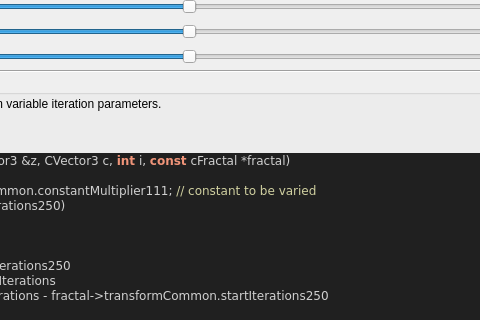
Above: mandelbulber2/formula/ui/fractal_transf_add_cpixel_vary_v1.ui from buddhi1980/mandelbulber2 before the change; both pictures show x 270 to 750 and y 107 to 427 of the 880 by 799 pixel window. Below: the same form after it.
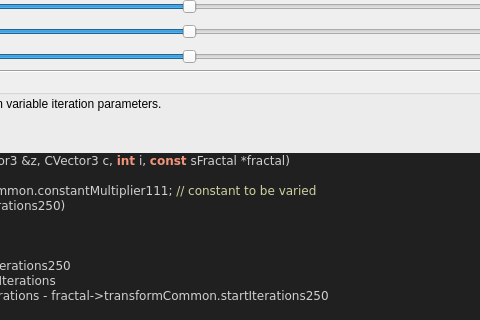
That is the form after the change. Custom widgets are drawn as their Qt base class.

```diff
--- a/mandelbulber2/formula/ui/fractal_transf_add_cpixel_vary_v1.ui
+++ b/mandelbulber2/formula/ui/fractal_transf_add_cpixel_vary_v1.ui
@@ -490,7 +490,7 @@
 &lt;/table&gt;
 &lt;h3&gt;Code&lt;/h3&gt;
 &lt;body style=&quot;background-color:#202020&quot;&gt;
-&lt;pre style=&quot;color:#d0d0d0; background-color:#202020;  font-family:'Courier New',monospace;&quot;&gt;&lt;span style=&quot;color:#f09479; font-weight:bold&quot;&gt;void&lt;/span&gt; &lt;span style=&quot;color:#e47eed&quot;&gt;TransfAddCpixelVaryV1Iteration&lt;/span&gt;&lt;span style=&quot;color:#d0d0d0&quot;&gt;(&lt;/span&gt;CVector3 &lt;span style=&quot;color:#d0d0d0&quot;&gt;&amp;amp;&lt;/span&gt;z&lt;span style=&quot;color:#d0d0d0&quot;&gt;,&lt;/span&gt; CVector3 c&lt;span style=&quot;color:#d0d0d0&quot;&gt;,&lt;/span&gt; &lt;span style=&quot;color:#f09479; font-weight:bold&quot;&gt;int&lt;/span&gt; i&lt;span style=&quot;color:#d0d0d0&quot;&gt;,&lt;/span&gt; &lt;span style=&quot;color:#f09479; font-weight:bold&quot;&gt;const&lt;/span&gt; cFractal &lt;span style=&quot;color:#d0d0d0&quot;&gt;*&lt;/span&gt;fractal&lt;span style=&quot;color:#d0d0d0&quot;&gt;)&lt;/span&gt;
+&lt;pre style=&quot;color:#d0d0d0; background-color:#202020;  font-family:'Courier New',monospace;&quot;&gt;&lt;span style=&quot;color:#f09479; font-weight:bold&quot;&gt;void&lt;/span&gt; &lt;span style=&quot;color:#e47eed&quot;&gt;TransfAddCpixelVaryV1Iteration&lt;/span&gt;&lt;span style=&quot;color:#d0d0d0&quot;&gt;(&lt;/span&gt;CVector3 &lt;span style=&quot;color:#d0d0d0&quot;&gt;&amp;amp;&lt;/span&gt;z&lt;span style=&quot;color:#d0d0d0&quot;&gt;,&lt;/span&gt; CVector3 c&lt;span style=&quot;color:#d0d0d0&quot;&gt;,&lt;/span&gt; &lt;span style=&quot;color:#f09479; font-weight:bold&quot;&gt;int&lt;/span&gt; i&lt;span style=&quot;color:#d0d0d0&quot;&gt;,&lt;/span&gt; &lt;span style=&quot;color:#f09479; font-weight:bold&quot;&gt;const&lt;/span&gt; sFractal &lt;span style=&quot;color:#d0d0d0&quot;&gt;*&lt;/span&gt;fractal&lt;span style=&quot;color:#d0d0d0&quot;&gt;)&lt;/span&gt;
 &lt;span style=&quot;color:#d0d0d0&quot;&gt;{&lt;/span&gt;
   CVector3 tempVC &lt;span style=&quot;color:#d0d0d0&quot;&gt;=&lt;/span&gt; fractal&lt;span style=&quot;color:#d0d0d0&quot;&gt;-&amp;gt;&lt;/span&gt;transformCommon&lt;span style=&quot;color:#d0d0d0&quot;&gt;.&lt;/span&gt;constantMultiplier111&lt;span style=&quot;color:#d0d0d0&quot;&gt;;&lt;/span&gt; &lt;span style=&quot;color:#d0d0a0&quot;&gt;// constant to be varied&lt;/span&gt;
   &lt;span style=&quot;color:#7ec0ee; font-weight:bold&quot;&gt;if&lt;/span&gt; &lt;span style=&quot;color:#d0d0d0&quot;&gt;(&lt;/span&gt;i &lt;span style=&quot;color:#d0d0d0&quot;&gt;&amp;lt;&lt;/span&gt; fractal&lt;span style=&quot;color:#d0d0d0&quot;&gt;-&amp;gt;&lt;/span&gt;transformCommon&lt;span style=&quot;color:#d0d0d0&quot;&gt;.&lt;/span&gt;startIterations250&lt;span style=&quot;color:#d0d0d0&quot;&gt;)&lt;/span&gt;
```
